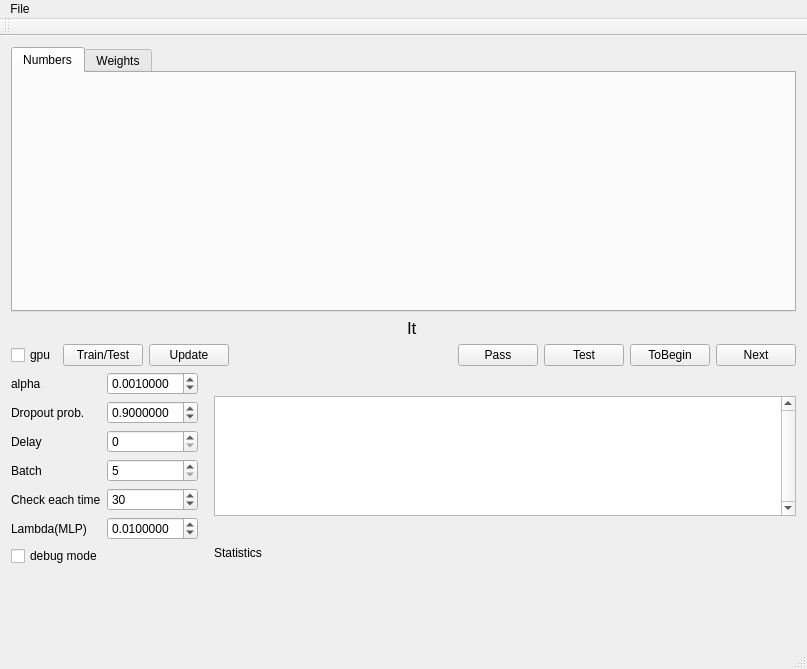
First picture: the form in mainwindow.ui, repository artthirt/cifarsmpl, before the edit.
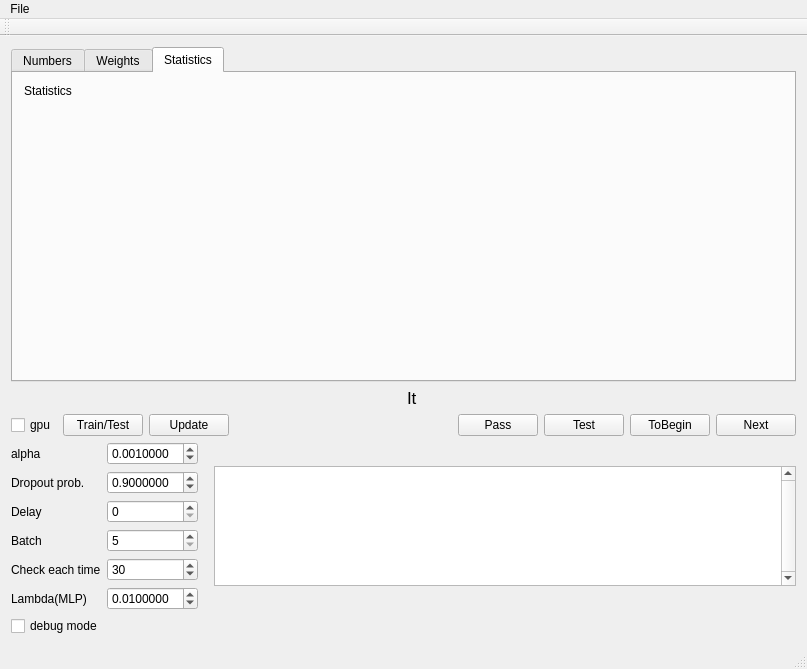
Second picture: the form after the edit. The open tabs and pages were chosen to show the change. Custom widgets are drawn as their Qt base class.

The edit to the form file:
```diff
--- a/mainwindow.ui
+++ b/mainwindow.ui
@@ -74,6 +74,32 @@
         </item>
        </layout>
       </widget>
+      <widget class="QWidget" name="tab_3">
+       <attribute name="title">
+        <string>Statistics</string>
+       </attribute>
+       <layout class="QVBoxLayout" name="verticalLayout_5">
+        <item>
+         <widget class="QLabel" name="lb_stat">
+          <property name="minimumSize">
+           <size>
+            <width>150</width>
+            <height>0</height>
+           </size>
+          </property>
+          <property name="text">
+           <string>Statistics</string>
+          </property>
+          <property name="textFormat">
+           <enum>Qt::RichText</enum>
+          </property>
+          <property name="alignment">
+           <set>Qt::AlignLeading|Qt::AlignLeft|Qt::AlignTop</set>
+          </property>
+         </widget>
+        </item>
+       </layout>
+      </widget>
      </widget>
     </item>
     <item>
@@ -336,25 +362,6 @@
         </item>
        </layout>
       </item>
-      <item row="2" column="1">
-       <widget class="QLabel" name="lb_stat">
-        <property name="minimumSize">
-         <size>
-          <width>150</width>
-          <height>0</height>
-         </size>
-        </property>
-        <property name="text">
-         <string>Statistics</string>
-        </property>
-        <property name="textFormat">
-         <enum>Qt::RichText</enum>
-        </property>
-        <property name="alignment">
-         <set>Qt::AlignLeading|Qt::AlignLeft|Qt::AlignTop</set>
-        </property>
-       </widget>
-      </item>
       <item row="2" column="0">
        <layout class="QVBoxLayout" name="verticalLayout_4">
         <item>
@@ -364,19 +371,6 @@
           </property>
          </widget>
         </item>
-        <item>
-         <spacer name="verticalSpacer">
-          <property name="orientation">
-           <enum>Qt::Vertical</enum>
-          </property>
-          <property name="sizeHint" stdset="0">
-           <size>
-            <width>20</width>
-            <height>40</height>
-           </size>
-          </property>
-         </spacer>
-        </item>
        </layout>
       </item>
      </layout>
```
Left out of the diff: 2 changed lines with no effect on the pictures.
